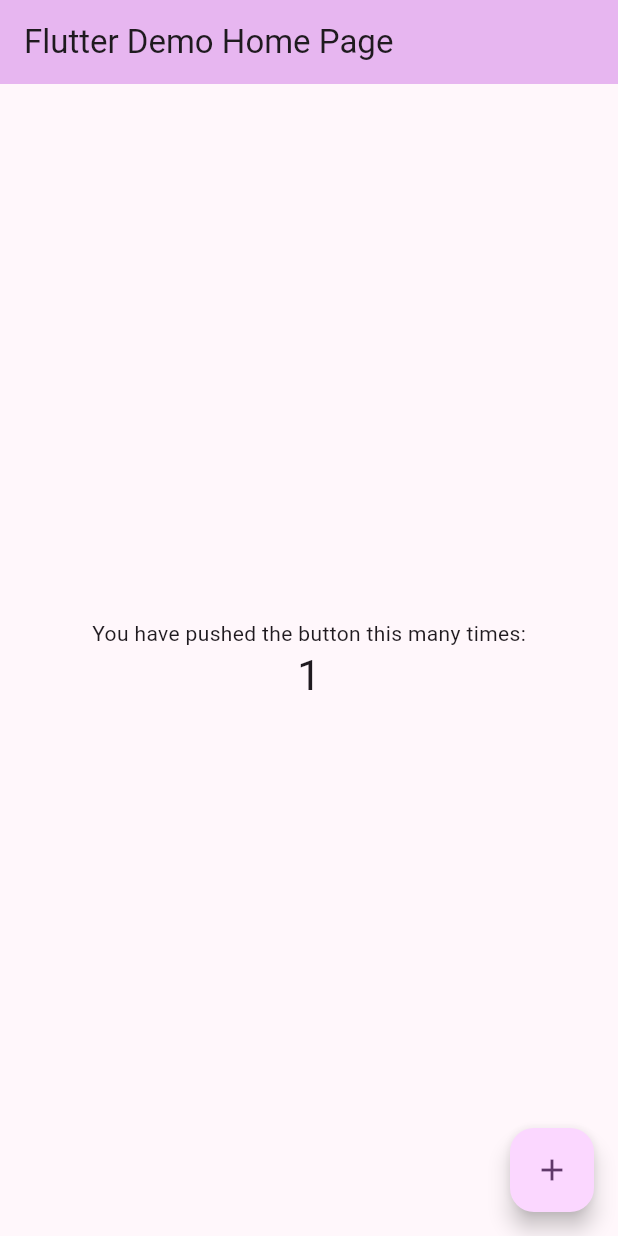
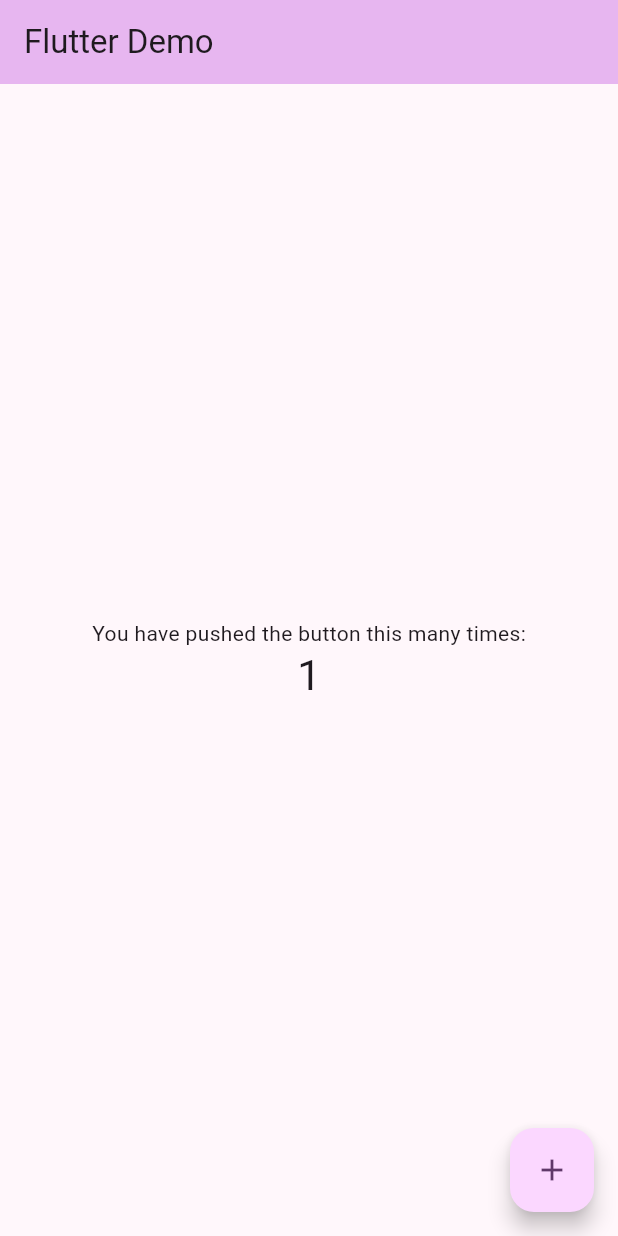
Before and after one commit to adityapandey23/LearningFlutter, a Flutter app: the screen it shows after launch, after a tap on the "add" icon, on a phone screen of 412 x 824 dp. Run offline on Flutter 3.47's test engine with Material 3 defaults, Android fonts, the phone set to English and light mode, and no system bars; our stand-ins replace firebase_core; accounts and stored records are empty.

```diff
--- a/myfirstapp/lib/main.dart
+++ b/myfirstapp/lib/main.dart
@@ -1,23 +1,17 @@
 import 'package:flutter/material.dart';
 
 void main() {
-  runApp(const MyApp());
-}
-
-class MyApp extends StatelessWidget {
-  const MyApp({super.key});
-  @override
-  Widget build(BuildContext context) {
-    return MaterialApp(
+  runApp(MaterialApp(
+      // print("Hello World"); // It'll be displayed in the debug console
       title: 'Flutter Demo',
       theme: ThemeData(
         colorScheme: ColorScheme.fromSeed(seedColor: Color.fromARGB(255, 220, 118, 251)),
         useMaterial3: true,
       ),
-      home: const MyHomePage(title: 'Flutter Demo Home Page'),
-    );
-  }
+      home: const MyHomePage(title: 'Flutter Demo'),
+    ));
 }
+
 
 class MyHomePage extends StatefulWidget {
   const MyHomePage({super.key, required this.title});
```
Also changed, not shown: Notes/.obsidian/workspace.json, 1 other file.
